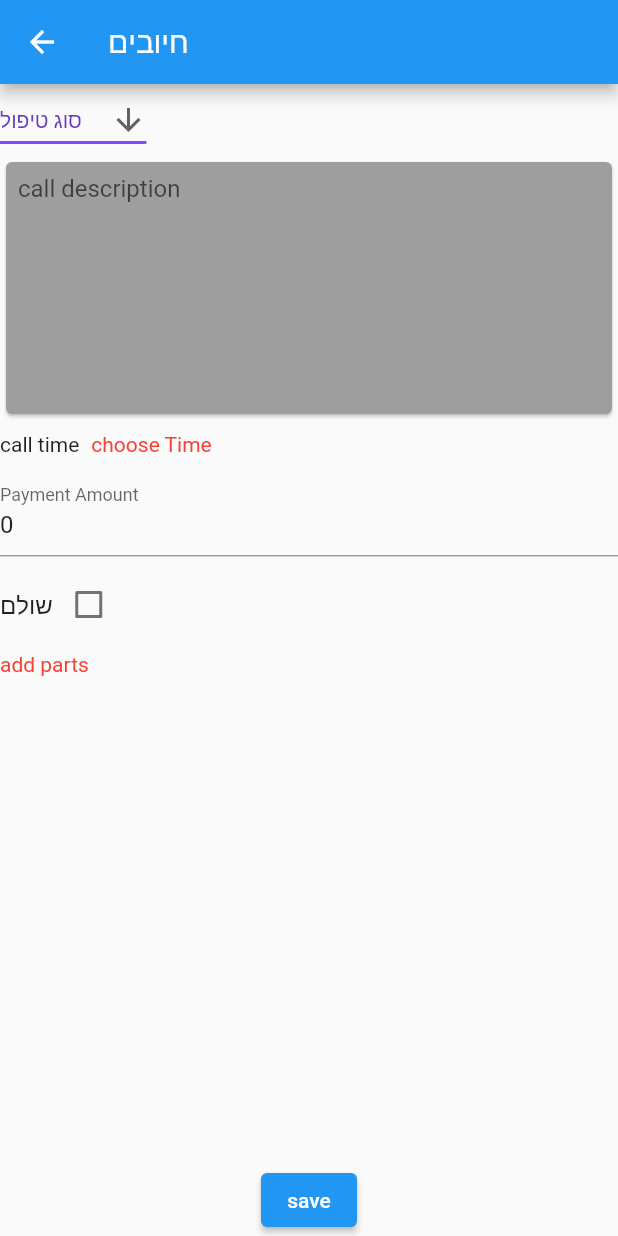
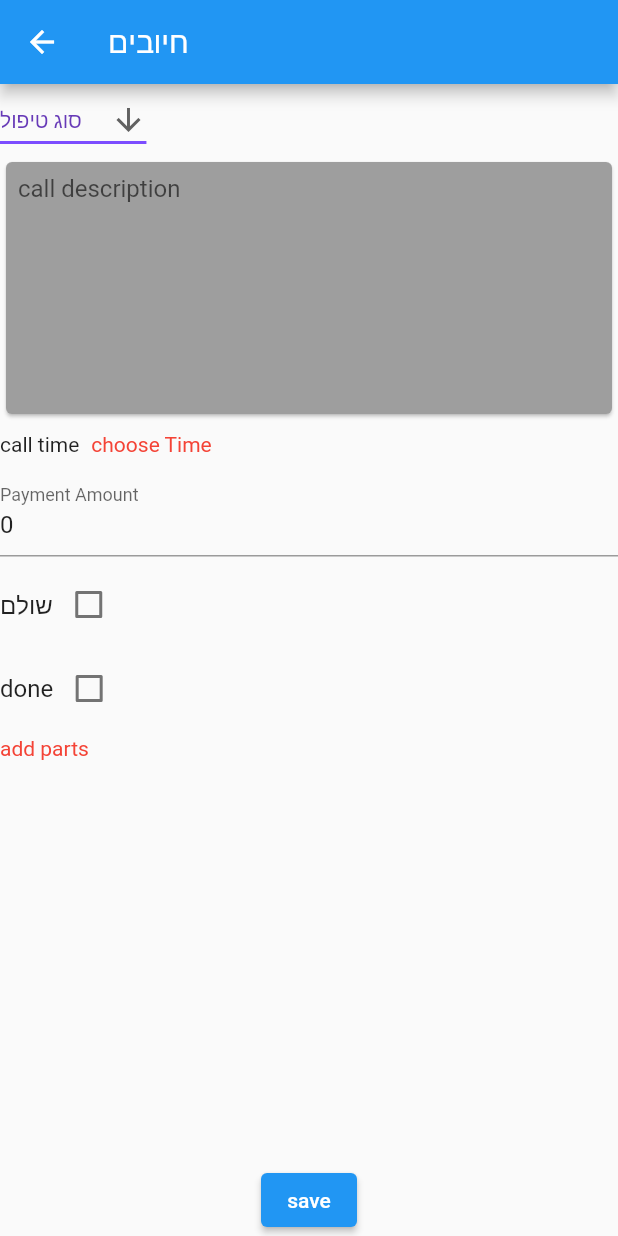
Before and after one commit to yosih48/clients-flutter, a Flutter app: the actions screen opened by its route, on a phone screen of 412 x 824 dp. Run offline on Flutter 3.47's test engine with Material 2 defaults, Android fonts, the phone set to English and light mode, and no system bars; our stand-ins replace cloud_firestore, firebase_auth, firebase_core, flutter_slidable, fluttertoast, pin_code_fields and 4 more; accounts and stored records are empty; generated files the repository leaves out were written again; network calls fail.

Commit message:
adding done to action

```diff
--- a/lib/l10n/app_en.arb
+++ b/lib/l10n/app_en.arb
@@ -49,7 +49,8 @@
                            "yes": "yes",
                            "edit": "edit",
                               "openCall": "open call",
-                               "delete": "delete"
+                               "delete": "delete",
+                               "done": "done"
 
 
 
--- a/lib/l10n/app_he.arb
+++ b/lib/l10n/app_he.arb
@@ -46,7 +46,8 @@
              "no": "לא",
               "edit": "ערוך",
               "openCall": "פתיחת קריאה",
-              "delete": "מחק"
+              "delete": "מחק",
+                 "done": "בוצע"
 
 
 
--- a/lib/screens/actions.dart
+++ b/lib/screens/actions.dart
@@ -115,6 +115,7 @@ class _actionsState extends State<actions> {
 }
 
 bool _checkboxValue = false;
+bool _checkboxDone = false;
 
 class call extends StatefulWidget {
   final user;
@@ -146,6 +147,7 @@ class _callState extends State<call> {
     callDetails = widget.data.isNotEmpty ? widget.data['call'] : '';
     sumPayment = widget.data.isNotEmpty ? widget.data['payment'].toString() : '0';
     _checkboxValue = widget.data.isNotEmpty ? widget.data['paid'] : false;
+    _checkboxDone = widget.data.isNotEmpty ? widget.data['done'] : false;
     dropdownValue = widget.data.isNotEmpty ? widget.data['type'] : list.first;
     getPrefs();
   }
@@ -425,6 +427,26 @@ class _callState extends State<call> {
                       }),
                 ],
               ),
+                   SizedBox(height: 8),
+              Row(
+                children: [
+                  Text(
+                    AppLocalizations.of(context)!.done,
+                    style: TextStyle(fontSize: 16),
+                  ),
+                  Checkbox(
+                      value: _checkboxDone,
+                      onChanged: (newValue) {
+                        // print(newValue);
+
+                        setState(() {
+                          _checkboxDone = newValue!;
+
+                          // print(_checkboxValue);
+                        });
+                      }),
+                ],
+              ),
               SizedBox(height: 8),
               Row(
                 mainAxisAlignment: MainAxisAlignment.start,
@@ -532,6 +554,7 @@ class _callState extends State<call> {
                       // formattedTime,
                       _timeC.text,
                       sumPayment,
+                      _checkboxDone,
                       productList);
                 } else {
                   updateUser(
@@ -542,6 +565,7 @@ class _callState extends State<call> {
                       dropdownValue,
                       _timeC.text,
                       sumPayment,
+                      _checkboxDone,
                       productList);
                 }
 
@@ -552,7 +576,7 @@ class _callState extends State<call> {
 
                   // Reset checkbox value
                   _checkboxValue = false;
-
+_checkboxDone =false;
                   // Reset dropdown value
                   _dropdownValue = '';
 
@@ -576,7 +600,7 @@ class _callState extends State<call> {
   }
 }
 
-Future<void> addCall(client, call, paid, type, hour, payment,
+Future<void> addCall(client, call, paid, type, hour, payment, done,
     List<ProductData> productList) async {
   User? user = FirebaseAuth.instance.currentUser;
   // print('userID  ${client.id}');
@@ -601,6 +625,7 @@ Future<void> addCall(client, call, paid, type, hour, payment,
       'timestamp': DateTime.now().millisecondsSinceEpoch,
       'hour': hour,
       'payment': payment,
+      'done': done,
       'products': productList
           .map((product) => {
                 'name': product.name,
@@ -618,7 +643,7 @@ Future<void> addCall(client, call, paid, type, hour, payment,
 }
 
 Future<void> updateUser(clientID, callID, callDetails, paid, type, hour,
-    payment, List<ProductData> productList) async {
+    payment,done, List<ProductData> productList) async {
   User? user = FirebaseAuth.instance.currentUser;
   CollectionReference userCollection =
       FirebaseFirestore.instance.collection('users');
@@ -662,6 +687,7 @@ Future<void> updateUser(clientID, callID, callDetails, paid, type, hour,
       'type': type,
       'hour': hour,
       'payment': payment,
+       'done': done,
       'products': FieldValue.arrayUnion(productList
           .map((product) => {
                 'name': product.name,
--- a/lib/screens/callsInfo.dart
+++ b/lib/screens/callsInfo.dart
@@ -158,6 +158,7 @@ class ClientServiceScreen extends StatelessWidget {
                   'hour': call['hour'],
                   'paid': call['paid'],
                   'payment': call['payment'],
+                  'done': call['done'],
                   'products': call['products'],
                   'usera': user,
                   'fromScreen1': true
```
